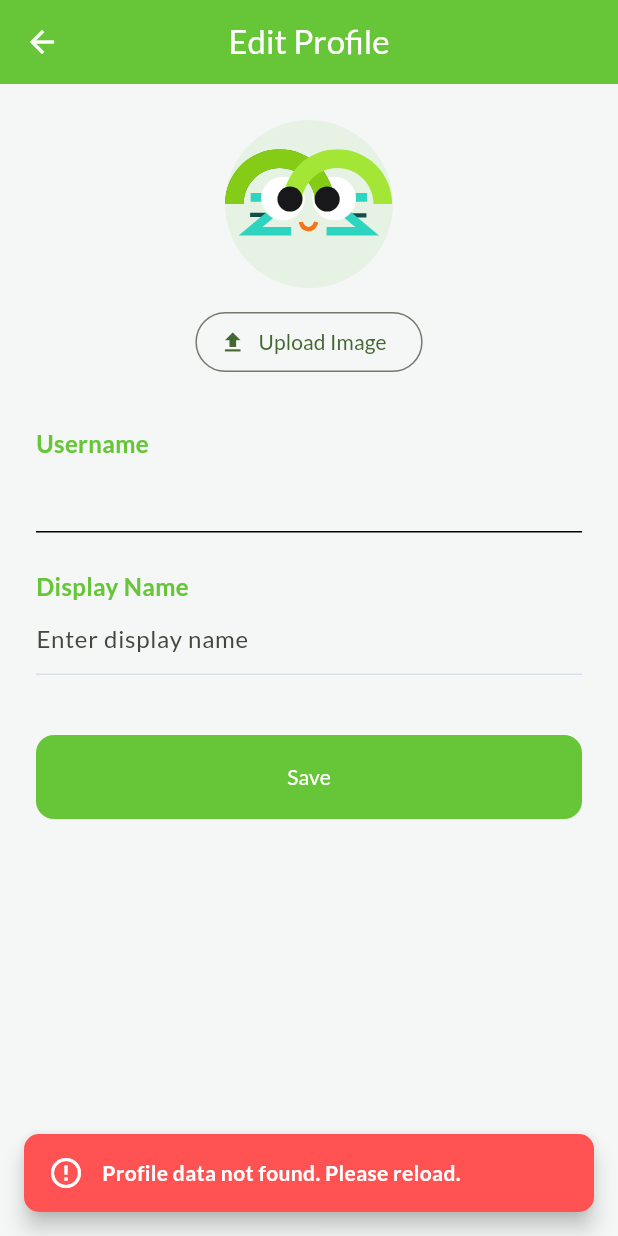
After one commit to E1PBP/movezz_mobile, a Flutter app: the EditProfilePage screen opened directly, after a tap on "Save", on a phone screen of 412 x 824 dp. The commit adds this screen. Run offline on Flutter 3.47's test engine with Material 3 defaults, Android fonts, the phone set to English and light mode, and no system bars; our stand-ins replace concentric_transition, flutter_svg, google_fonts, image_picker, nb_utils, salomon_bottom_bar; missing offline and left inert: pbp_django_auth; accounts and stored records are empty; project files that could hold a hidden picture were left out.

Commit message:
fix: feat edit profile

```diff
--- a/lib/core/config/env.dart
+++ b/lib/core/config/env.dart
@@ -6,7 +6,7 @@ class Env {
   /// flutter run --dart-define=BACKEND_BASE_URL=https://api.domainmu.com
   static const String backendBaseUrl = String.fromEnvironment(
     'BACKEND_BASE_URL',
-    defaultValue: 'http://10.0.2.2:8000',
+    defaultValue: 'http://localhost:8000',
   );
 
   /// Helper untuk gabung baseUrl + path endpoint.
--- a/lib/features/profile/data/datasources/profile_remote_data_source.dart
+++ b/lib/features/profile/data/datasources/profile_remote_data_source.dart
@@ -7,6 +7,7 @@ import 'package:mime/mime.dart';
 import 'package:pbp_django_auth/pbp_django_auth.dart';
 import 'package:movezz_mobile/core/config/env.dart';
 import '../models/profile_model.dart';
+import '../models/post_model.dart';
 import '../models/comment_model.dart';
 import 'package:flutter/foundation.dart' show kIsWeb;
 
@@ -202,23 +203,76 @@ class ProfileRemoteDataSource {
   Future<ProfileEntry> updateProfile({
     required String username,
     required String displayName,
+    XFile? imageFile,
   }) async {
     final url = Env.api('/profile/api/update/');
 
     try {
-      final response = await cookieRequest.post(url, {
-        'username': username,
+      if (kDebugMode) print('Updating display name...');
+
+      final dataResponse = await cookieRequest.post(url, {
         'display_name': displayName,
       });
 
-      if (response is Map && response['username'] != null) {
-        return ProfileEntry.fromJson(Map<String, dynamic>.from(response));
+      if (kDebugMode) {
+        print('Update display name Response: $dataResponse');
+      }
+
+      if (dataResponse is! Map || dataResponse['status'] != 'success') {
+        throw Exception(
+          dataResponse['message'] ?? 'Failed to update display name',
+        );
+      }
+
+      if (imageFile != null) {
+        if (kDebugMode) print('Uploading avatar image...');
+
+        final avatarUrl = Env.api('/profile/api/upload-avatar/');
+        var request = http.MultipartRequest('POST', Uri.parse(avatarUrl));
+
+        request.headers.addAll({'Cookie': _getCookieString()});
+
+        final mimeType = lookupMimeType(imageFile.path) ?? 'image/jpeg';
+        final mimeSplit = mimeType.split('/');
+
+        var imageFileMultipart = await http.MultipartFile.fromPath(
+          'avatar',
+          imageFile.path,
+          contentType: MediaType(mimeSplit[0], mimeSplit[1]),
+        );
+        request.files.add(imageFileMultipart);
+
+        var streamResponse = await request.send();
+        var imageResponse = await http.Response.fromStream(streamResponse);
+
+        if (kDebugMode) {
+          print('Avatar upload status: ${imageResponse.statusCode}');
+          print('Avatar upload response: ${imageResponse.body}');
+        }
+
+        if (imageResponse.statusCode != 200) {
+          if (kDebugMode)
+            print('Warning: Avatar upload failed, continuing anyway');
+        }
+      }
+
+      final profileUrl = Env.api('/profile/api/u/$username/');
+      final profileResponse = await cookieRequest.get(profileUrl);
+
+      if (profileResponse is Map) {
+        return ProfileEntry.fromJson(
+          Map<String, dynamic>.from(profileResponse),
+        );
       } else {
-        throw Exception('Format response updateProfile tidak valid');
+        throw Exception('Failed to fetch updated profile');
       }
     } catch (e) {
-      debugPrint('Error updateProfile: $e');
+      if (kDebugMode) print('Error updateProfile: $e');
       rethrow;
     }
   }
+
+  String _getCookieString() {
+    return '';
+  }
 }
--- a/lib/features/profile/data/models/profile_model.dart
+++ b/lib/features/profile/data/models/profile_model.dart
@@ -10,11 +10,11 @@ String profileEntryToJson(ProfileEntry data) => json.encode(data.toJson());
 
 class ProfileEntry {
     String username;
-    dynamic displayName;
-    dynamic bio;
-    dynamic link;
-    dynamic avatarUrl;
-    dynamic currentSport;
+    String? displayName;
+    String?bio;
+    String? link;
+    String? avatarUrl;
+    String? currentSport;
     int postCount;
     int broadcastCount;
     int followingCount;
@@ -26,11 +26,11 @@ class ProfileEntry {
 
     ProfileEntry({
         required this.username,
-        required this.displayName,
-        required this.bio,
-        required this.link,
-        required this.avatarUrl,
-        required this.currentSport,
+        this.displayName,
+        this.bio,
+        this.link,
+        this.avatarUrl,
+        this.currentSport,
         required this.postCount,
         required this.broadcastCount,
         required this.followingCount,
@@ -42,16 +42,16 @@ class ProfileEntry {
     });
 
     factory ProfileEntry.fromJson(Map<String, dynamic> json) => ProfileEntry(
-        username: json["username"],
+        username: json["username"] ?? '',
         displayName: json["display_name"],
         bio: json["bio"],
         link: json["link"],
         avatarUrl: json["avatar_url"],
         currentSport: json["current_sport"],
-        postCount: json["post_count"],
-        broadcastCount: json["broadcast_count"],
-        followingCount: json["following_count"],
-        followersCount: json["followers_count"],
+        postCount: json['post_count'] ?? 0,
+        broadcastCount: json["broadcast_count"] ?? 0,
+        followersCount: json['followers_count'] ?? 0,
+        followingCount: json['following_count'] ?? 0,
         isVerified: json["is_verified"] ?? false,
         isFollowing: json["is_following"] ?? false,
         createdAt: DateTime.parse(json["created_at"]),
--- /dev/null
+++ b/lib/features/profile/presentation/pages/edit_profile_page.dart
@@ -0,0 +1,250 @@
+import 'dart:io';
+import 'package:flutter/material.dart';
+import 'package:image_picker/image_picker.dart';
+import 'package:movezz_mobile/core/utils/extensions.dart';
+import 'package:provider/provider.dart';
+import 'package:flutter_svg/flutter_svg.dart';
+import 'package:nb_utils/nb_utils.dart';
+import 'dart:typed_data';
+import 'package:flutter/foundation.dart';
+
+import '../../../../core/theme/app_theme.dart';
+import '../../data/models/profile_model.dart';
+import '../controllers/profile_controller.dart';
+
+class EditProfilePage extends StatefulWidget {
+  const EditProfilePage({super.key});
+
+  @override
+  State<EditProfilePage> createState() => _EditProfilePageState();
+}
+
+class _EditProfilePageState extends State<EditProfilePage> {
+  late TextEditingController _usernameController;
+  late TextEditingController _displayNameController;
+
+  final ImagePicker _picker = ImagePicker();
+  XFile? _pickedImage;
+  Uint8List? _webImageBytes;
+
+  @override
+  void initState() {
+    super.initState();
+    _initializeControllers();
+  }
+
+  void _initializeControllers() {
+    _usernameController = TextEditingController();
+    _displayNameController = TextEditingController();
+
+    final profile = context.read<ProfileController>().profile;
+
+    if (profile != null) {
+      _usernameController.text = profile.username;
+      _displayNameController.text = profile.displayName ?? '';
+    }
+  }
+
+  @override
+  void dispose() {
+    _usernameController.dispose();
+    _displayNameController.dispose();
+    super.dispose();
+  }
+
+  // ================= AVATAR =================
+  Widget _buildAvatar(ProfileEntry? profile) {
+    return CircleAvatar(
+      radius: 56,
+      backgroundColor: AppColors.primary.withOpacity(0.1),
+      child: ClipOval(
+        child: SizedBox(
+          width: 112,
+          height: 112,
+          child: _pickedImage != null
+              ? (kIsWeb && _webImageBytes != null
+                  ? Image.memory(_webImageBytes!, fit: BoxFit.cover)
+                  : Image.file(File(_pickedImage!.path), fit: BoxFit.cover))
+              : (profile?.avatarUrl != null &&
+                      (profile!.avatarUrl ?? '').isNotEmpty)
+                  ? Image.network(profile.avatarUrl!, fit: BoxFit.cover)
+                  : SvgPicture.asset(
+                      'assets/icon/logo-navbar.svg',
+                      fit: BoxFit.contain,
+                    ),
+        ),
+      ),
+    );
+  }
+
+  Future<void> _pickImage() async {
+    final image = await _picker.pickImage(
+      source: ImageSource.gallery,
+      imageQuality: 75,
+    );
+
+    if (image != null) {
+      if (kIsWeb) {
+        final bytes = await image.readAsBytes();
+        setState(() {
+          _pickedImage = image;
+          _webImageBytes = bytes;
+        });
+      } else {
+        setState(() {
+          _pickedImage = image;
+        });
+      }
+    }
+  }
+
+  // ================= SAVE =================
+  Future<void> _saveProfile() async {
+    final controller = context.read<ProfileController>();
+    final profile = controller.profile;
+
+    // Validasi profile exists
+    if (profile == null || profile.username.isEmpty) {
+      if (mounted) {
+        context.showSnackBar(
+          'Profile data not found. Please reload.',
+          isError: true,
+        );
+      }
+      return;
+    }
+
+    // Validasi display name
+    final displayName = _displayNameController.text.trim();
+    if (displayName.isEmpty) {
+      if (mounted) {
+        context.showSnackBar(
+          'Display name cannot be empty',
+          isError: true,
+        );
+      }
+      return;
+    }
+
+    final success = await controller.updateProfile(
+      username: profile.username,
+      displayName: displayName,
+      imageFile: _pickedImage,
+    );
+
+    if (!mounted) return;
+
+    if (success) {
+      context.showSnackBar('Profile updated successfully');
+      Navigator.pop(context);
+    } else {
+      context.showSnackBar(
+        controller.errorMessage ?? 'Failed to update profile',
+        isError: true,
+      );
+    }
+  }
+
+  // ================= UI =================
+  @override
+  Widget build(BuildContext context) {
+    final profile = context.watch<ProfileController>().profile;
+
+    if (profile == null) {
+      return Scaffold(
+        appBar: AppBar(title: const Text('Edit Profile'), centerTitle: true),
+        body: Center(
+          child: Column(
+            mainAxisAlignment: MainAxisAlignment.center,
+            children: [
+              const Text('Profile data not found'),
+              const SizedBox(height: 16),
+              ElevatedButton(
+                onPressed: () => Navigator.pop(context),
+                child: const Text('Go Back'),
+              ),
+            ],
+          ),
+        ),
+      );
+    }
+
+    return Scaffold(
+      appBar: AppBar(title: const Text('Edit Profile'), centerTitle: true),
+      body: SingleChildScrollView(
+        padding: const EdgeInsets.all(24),
+        child: Column(
+          crossAxisAlignment: CrossAxisAlignment.center,
+          children: [
+            // Avatar
+            _buildAvatar(profile),
+
+            const SizedBox(height: 12),
+
+            OutlinedButton.icon(
+              onPressed: _pickImage,
+              icon: const Icon(Icons.upload),
+              label: const Text('Upload Image'),
+            ),
+
+            const SizedBox(height: 32),
+
+            // Username (readonly)
+            Align(
+              alignment: Alignment.centerLeft,
+              child: Text(
+                'Username',
+                style: boldTextStyle(color: AppColors.primary),
+              ),
+            ),
+            TextField(
+              controller: _usernameController,
+              readOnly: true,
+              enabled: false,
+              decoration: const InputDecoration(
+                prefixText: '@',
+                disabledBorder: UnderlineInputBorder(),
+              ),
+              style: const TextStyle(color: Colors.grey),
+            ),
+
+            const SizedBox(height: 24),
+
+            // Display name
+            Align(
+              alignment: Alignment.centerLeft,
+              child: Text(
+                'Display Name',
+                style: boldTextStyle(color: AppColors.primary),
+              ),
+            ),
+            TextField(
+              controller: _displayNameController,
+              decoration: const InputDecoration(
+                hintText: 'Enter display name',
+              ),
+            ),
+
+            const SizedBox(height: 40),
+
+            // Save button
+            SizedBox(
+              width: double.infinity,
+              child: ElevatedButton(
+                style: ElevatedButton.styleFrom(
+                  backgroundColor: AppColors.primary,
+                  padding: const EdgeInsets.symmetric(vertical: 16),
+                  shape: RoundedRectangleBorder(
+                    borderRadius: BorderRadius.circular(12),
+                  ),
+                ),
+                onPressed: _saveProfile,
+                child: const Text('Save'),
+              ),
+            ),
+          ],
+        ),
+      ),
+    );
+  }
+}
```
Also changed, not shown: lib/features/profile/data/repositories/profile_repository.dart (+6 -1 lines), lib/features/profile/presentation/controllers/profile_controller.dart (+11 -10 lines), lib/features/profile/presentation/pages/settings_page.dart (+14 -14 lines).
